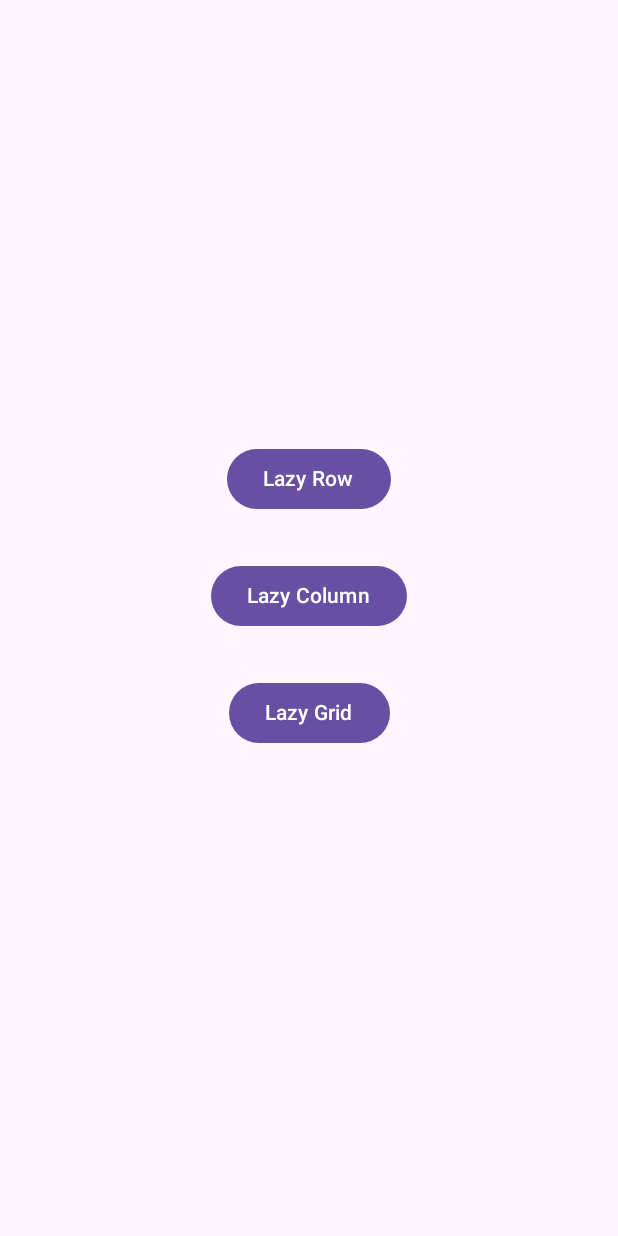
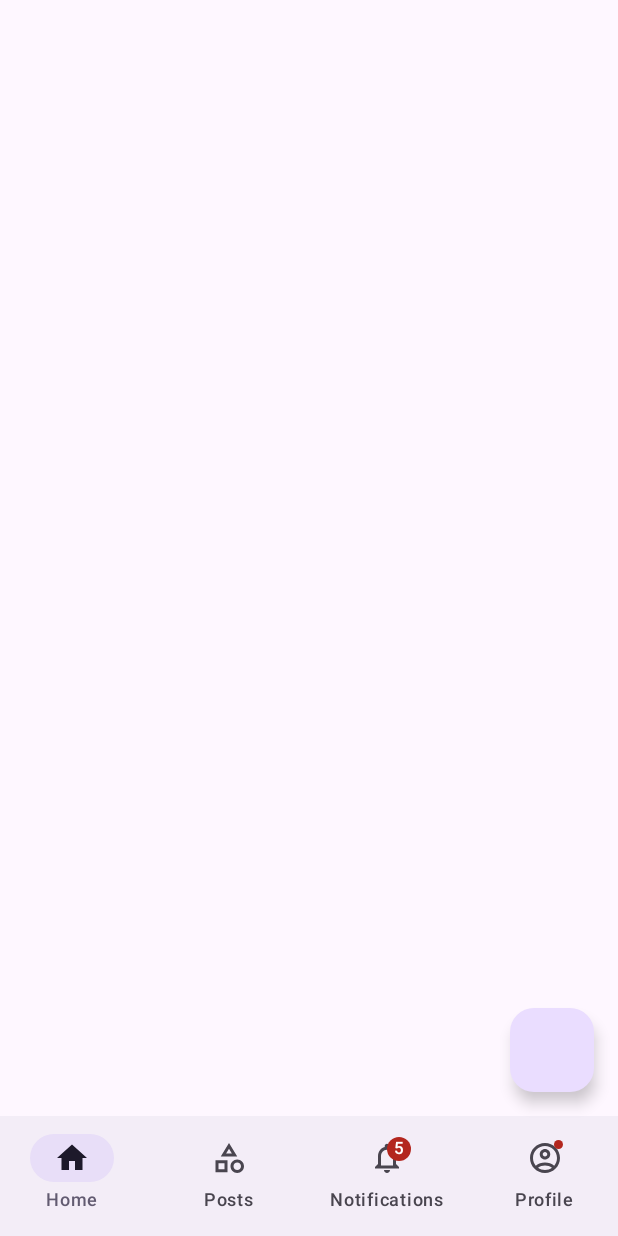
Before and after one commit to Prabhat-kr-Tiwari/JetPackCompose, an Android app built with Jetpack Compose: the screen it shows after launch (MainActivity), on a phone screen of 412 x 824 dp. Run offline under Robolectric (Android 15) with nearby library versions, the phone set to English and light mode, and no system bars; libraries missing offline, so code that uses them is left out: com.prabhat; missing, so only their content is drawn: IntroductionTheme.

Commit message:
bottomNavigation

```diff
--- a/app/src/main/java/com/prabhat/Introduction/LazyColumnScreen.kt
+++ b/app/src/main/java/com/prabhat/Introduction/LazyColumnScreen.kt
@@ -31,12 +31,12 @@ fun LazyColumnScreen() {
         modifier = Modifier.fillMaxSize(),
         contentPadding = PaddingValues(16.dp)
     ) {
-        itemsIndexed(MainActivity.items) { index, item ->
+       /* itemsIndexed(MainActivity.items) { index, item ->
 
             ColumnItem(item = item)
             Spacer(modifier = Modifier.height(8.dp))
 
-        }
+        }*/
 
     }
 
--- a/app/src/main/java/com/prabhat/Introduction/LazyGridScreen.kt
+++ b/app/src/main/java/com/prabhat/Introduction/LazyGridScreen.kt
@@ -37,12 +37,12 @@ fun LazyGridScreen() {
         columns = GridCells.Adaptive(160.dp)
 //        columns = GridCells.Fixed(2)
     ) {
-        itemsIndexed(MainActivity.items) { index, item ->
+        /*itemsIndexed(MainActivity.items) { index, item ->
 
             GridItem(item = item)
             Spacer(modifier = Modifier.height(8.dp))
 
-        }
+        }*/
 
     }
 
--- a/app/src/main/java/com/prabhat/Introduction/LazyRowScreen.kt
+++ b/app/src/main/java/com/prabhat/Introduction/LazyRowScreen.kt
@@ -30,13 +30,13 @@ fun LazyRowScreen() {
         modifier = Modifier.fillMaxSize(),
         contentPadding = PaddingValues(16.dp)
     ) {
-        itemsIndexed(MainActivity.items) { index, item ->
+      /*  itemsIndexed(MainActivity.items) { index, item ->
 
             Spacer(modifier = Modifier.height(8.dp))
             RowItem(item = item)
             Spacer(modifier = Modifier.height(8.dp))
 
-        }
+        }*/
 
     }
 
--- a/app/src/main/java/com/prabhat/Introduction/MainActivity.kt
+++ b/app/src/main/java/com/prabhat/Introduction/MainActivity.kt
@@ -4,42 +4,32 @@ import android.os.Bundle
 import androidx.activity.ComponentActivity
 import androidx.activity.compose.setContent
 import androidx.activity.enableEdgeToEdge
-import androidx.compose.foundation.layout.Arrangement
-import androidx.compose.foundation.layout.Column
-import androidx.compose.foundation.layout.Spacer
-import androidx.compose.foundation.layout.fillMaxSize
-import androidx.compose.foundation.layout.height
-import androidx.compose.material3.Button
-import androidx.compose.material3.MaterialTheme
-import androidx.compose.material3.Surface
+import androidx.compose.material.icons.Icons
+import androidx.compose.material.icons.filled.AccountCircle
+import androidx.compose.material.icons.filled.Category
+import androidx.compose.material.icons.filled.Home
+import androidx.compose.material.icons.filled.Notifications
+import androidx.compose.material.icons.outlined.AccountCircle
+import androidx.compose.material.icons.outlined.Category
+import androidx.compose.material.icons.outlined.Home
+import androidx.compose.material.icons.outlined.Notifications
+import androidx.compose.material3.Badge
+import androidx.compose.material3.BadgedBox
+import androidx.compose.material3.FloatingActionButton
+import androidx.compose.material3.Icon
+import androidx.compose.material3.NavigationBar
+import androidx.compose.material3.NavigationBarItem
+import androidx.compose.material3.Scaffold
 import androidx.compose.material3.Text
-import androidx.compose.runtime.Composable
-import androidx.compose.ui.Alignment
-import androidx.compose.ui.Modifier
-import androidx.compose.ui.unit.dp
-import androidx.navigation.NavHostController
-import androidx.navigation.compose.NavHost
-import androidx.navigation.compose.composable
-import androidx.navigation.compose.rememberNavController
+import androidx.compose.runtime.getValue
+import androidx.compose.runtime.mutableIntStateOf
+import androidx.compose.runtime.remember
+import androidx.compose.runtime.setValue
+import androidx.compose.ui.graphics.vector.ImageVector
 import com.prabhat.Introduction.ui.theme.IntroductionTheme
 
 class MainActivity : ComponentActivity() {
 
-    companion object{
-        val items= listOf(
-
-            Item("Item 1",R.drawable.camera),
-            Item("Item 2",R.drawable.avatar),
-            Item("Item 3",R.drawable.rose),
-            Item("Item 4",R.drawable.camera),
-            Item("Item 5",R.drawable.avatar),
-            Item("Item 6",R.drawable.rose),
-            Item("Item 7",R.drawable.camera),
-            Item("Item 8",R.drawable.avatar),
-            Item("Item 9",R.drawable.rose),
-
-            )
-    }
 
     override fun onCreate(savedInstanceState: Bundle?) {
         super.onCreate(savedInstanceState)
@@ -47,30 +37,69 @@ class MainActivity : ComponentActivity() {
         setContent {
             IntroductionTheme {
 
-                Surface(modifier = Modifier.fillMaxSize(),
-                    color = MaterialTheme.colorScheme.background) {
+                var selectedState by remember {
+                    mutableIntStateOf(0)
+                }
+                Scaffold(
+                    bottomBar = {
+                        NavigationBar {
 
-                    val navHostController= rememberNavController()
-                    NavHost(navController = navHostController, startDestination = "home_screen") {
+                            bottomNavItems.forEachIndexed { index, bottomNavItem ->
+                                NavigationBarItem(
+                                    selected = index == selectedState,
+                                    onClick = {
+                                        selectedState = index
+//                                              navController.navigate(bottomNavItem.route)
+                                    },
+                                    icon = {
 
-                        composable("home_screen"){
-                            HomeScreen(navHostController = navHostController)
+                                        BadgedBox(badge = {
+
+                                            if (bottomNavItem.badges != 0) {
+                                                Badge {
+                                                    Text(text = bottomNavItem.badges.toString())
+                                                }
+
+                                            } else if (bottomNavItem.hasNews) {
+
+                                                Badge()
+
+                                            }
+                                        }) {
+
+
+                                            Icon(
+                                                imageVector =
+                                                if (index == selectedState) {
+                                                    bottomNavItem.selectedIcon
+                                                }else{
+                                                     bottomNavItem.unSelectedIcon
+                                                     },
+                                                contentDescription =bottomNavItem.title
+
+
+                                            )
+                                        }
+
+
+                                    },
+                                    label = {
+                                        Text(text = bottomNavItem.title)
+                                    }
+                                )
+                            }
                         }
+                    },
+                    floatingActionButton = {
 
-                        composable("lazy_row_screen"){
-                            LazyRowScreen()
+                        FloatingActionButton(onClick = { /*TODO*/ }) {
+
                         }
-
-                        composable("lazy_column_screen"){
-                            LazyColumnScreen()
-                        }
-
-                        composable("lazy_grid_screen"){
-                            LazyGridScreen()
-                        }
-
                     }
 
+                ) {
+
+                    val padding=it
 
                 }
             }
@@ -80,33 +109,51 @@ class MainActivity : ComponentActivity() {
 
 }
 
-@Composable
-fun HomeScreen(navHostController: NavHostController) {
+val bottomNavItems = listOf(
+    BottomNavItem(
+        title = "Home",
+        route = "home",
+        selectedIcon = Icons.Filled.Home,
+        unSelectedIcon = Icons.Outlined.Home,
+        hasNews = false,
+        badges = 0
 
-    Column(
-        modifier = Modifier.fillMaxSize(), verticalArrangement = Arrangement.Center,
-        horizontalAlignment = Alignment.CenterHorizontally
-    ) {
+    ),
 
+    BottomNavItem(
+        title = "Posts",
+        route = "posts",
+        selectedIcon = Icons.Filled.Category,
+        unSelectedIcon = Icons.Outlined.Category,
+        hasNews = false,
+        badges = 0
 
-        Button(onClick = { navHostController.navigate("lazy_row_screen") }) {
+    ),
+    BottomNavItem(
+        title = "Notifications",
+        route = "notifications",
+        selectedIcon = Icons.Filled.Notifications,
+        unSelectedIcon = Icons.Outlined.Notifications,
+        hasNews = false,
+        badges = 5
 
-            Text(text = "Lazy Row")
+    ),
+    BottomNavItem(
+        title = "Profile",
+        route = "profile",
+        selectedIcon = Icons.Filled.AccountCircle,
+        unSelectedIcon = Icons.Outlined.AccountCircle,
+        hasNews = true,
+        badges = 0
 
-        }
-        Spacer(modifier = Modifier.height(30.dp))
-        Button(onClick = { navHostController.navigate("lazy_column_screen") }) {
+    ),
+)
 
-            Text(text = "Lazy Column")
-
-        }
-        Spacer(modifier = Modifier.height(30.dp))
-        Button(onClick = { navHostController.navigate("lazy_grid_screen") }) {
-
-            Text(text = "Lazy Grid")
-
-        }
-        Spacer(modifier = Modifier.height(30.dp))
-    }
-
-}
+data class BottomNavItem(
+    val title: String,
+    val route: String,
+    val selectedIcon: ImageVector,
+    val unSelectedIcon: ImageVector,
+    val hasNews: Boolean,
+    val badges: Int
+)
```
